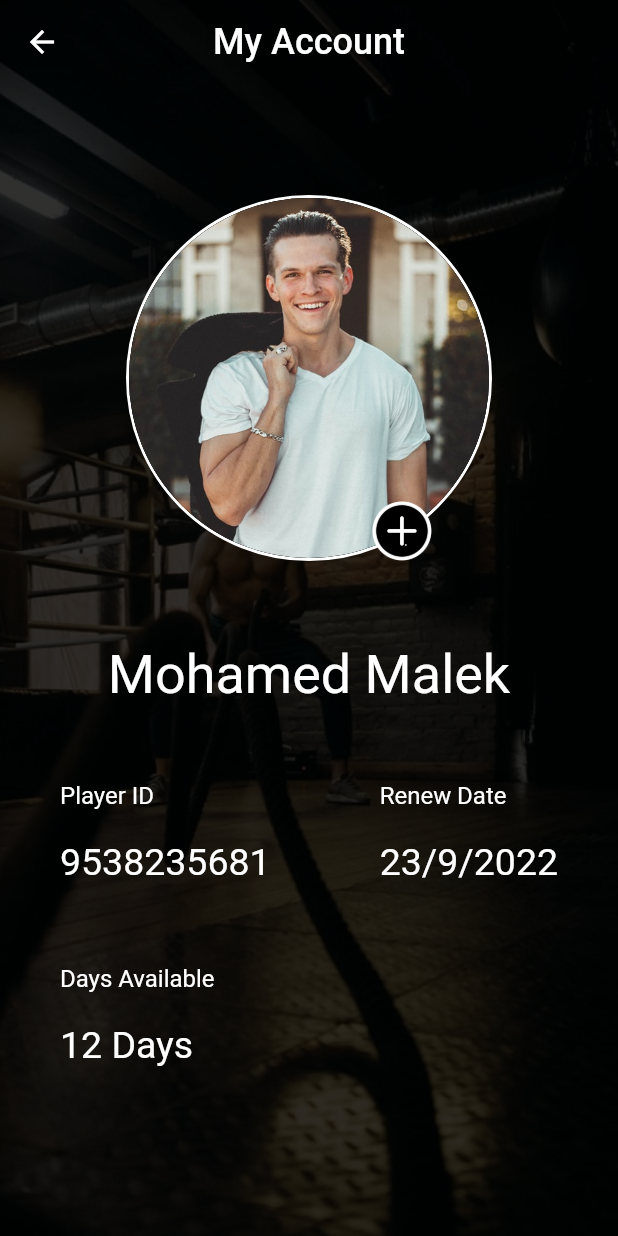
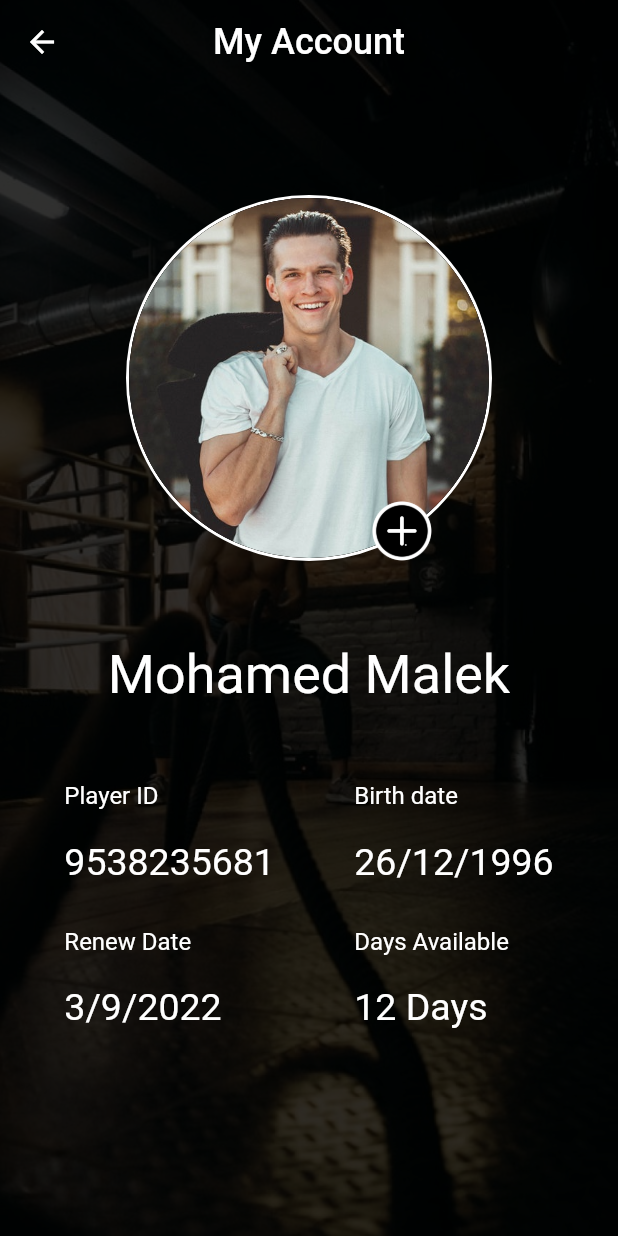
Before and after one commit to mohamedmalek11/rio, a Flutter app: the MyAccountPage screen opened directly, on a phone screen of 412 x 824 dp. Run offline on Flutter 3.47's test engine with Material 2 defaults, Android fonts, the phone set to English and light mode, and no system bars; our stand-ins replace get.

Commit message:
Changed my Account style

```diff
--- a/lib/pages/myAccount.dart
+++ b/lib/pages/myAccount.dart
@@ -41,6 +41,7 @@ class MyAccountPageState extends State<MyAccountPage> {
         Container(
           margin: EdgeInsetsDirectional.only(top: 60),
           width: MediaQuery.of(context).size.width,
+          child: SingleChildScrollView(
             child: Column(
               crossAxisAlignment: CrossAxisAlignment.center,
               children: [
@@ -83,9 +84,9 @@ class MyAccountPageState extends State<MyAccountPage> {
                 SizedBox(
                   height: 55,
                 ),
-
+                // person name
                 Container(
-                padding: EdgeInsets.symmetric(horizontal: 50),
+                  padding: EdgeInsets.symmetric(horizontal: 10),
                   child: Text(
                     "Mohamed Malek",
                     style: TextStyle(fontSize: 36),
@@ -96,10 +97,15 @@ class MyAccountPageState extends State<MyAccountPage> {
                   height: 40,
                 ),
 
+                // person data
+                Row(
+                  mainAxisAlignment: MainAxisAlignment.spaceEvenly,
+                  children: [
                     Container(
-                padding: EdgeInsets.symmetric(horizontal: 40),
-                child: Row(
-                  mainAxisAlignment: MainAxisAlignment.spaceBetween,
+                      padding: EdgeInsets.symmetric(horizontal: 10),
+                      child: Column(
+                        mainAxisAlignment: MainAxisAlignment.start,
+                        crossAxisAlignment: CrossAxisAlignment.start,
                         children: [
                           RichText(
                             text: TextSpan(
@@ -115,31 +121,47 @@ class MyAccountPageState extends State<MyAccountPage> {
                               ],
                             ),
                           ),
+                          SizedBox(height: 15,),
+
                           RichText(
                             text: TextSpan(
                               text: "Renew Date \n",
-                        style: TextStyle(fontSize: 16, height: 2),
+                              style: TextStyle(
+                                fontSize: 16,
+                                height: 2,
+                              ),
                               children: const <TextSpan>[
                                 TextSpan(
-                              text: '23/9/2022',
+                                    text: '3/9/2022',
                                     style: TextStyle(
-                                  fontSize: 25, fontWeight: FontWeight.w400)),
+                                        fontSize: 25,
+                                        fontWeight: FontWeight.w400)),
                               ],
                             ),
                           )
                         ],
                       ),
                     ),
-
-              SizedBox(
-                height: 40,
+                    Container(
+                      padding: EdgeInsets.symmetric(horizontal: 10),
+                      child: Column(
+                        mainAxisAlignment: MainAxisAlignment.start,
+                        crossAxisAlignment: CrossAxisAlignment.start,
+                        children: [
+                          RichText(
+                            text: TextSpan(
+                              text: "Birth date \n",
+                              style: TextStyle(fontSize: 16, height: 2),
+                              children: const <TextSpan>[
+                                TextSpan(
+                                    text: '26/12/1996',
+                                    style: TextStyle(
+                                        fontSize: 25,
+                                        fontWeight: FontWeight.w400)),
+                              ],
                             ),
-
-              Container(
-                padding: EdgeInsets.symmetric(horizontal: 40),
-                child: Row(
-                  mainAxisAlignment: MainAxisAlignment.spaceBetween,
-                  children: [
+                          ),
+                          SizedBox(height: 15,),
                           RichText(
                             text: TextSpan(
                               text: "Days Available \n",
@@ -162,8 +184,11 @@ class MyAccountPageState extends State<MyAccountPage> {
                           ),
                         ],
                       ),
+                    ),
+                  ],
                 )
               ],
+            ),
           ),
         )
       ]),
```
Lines whose indentation alone changed are shown as unchanged.
